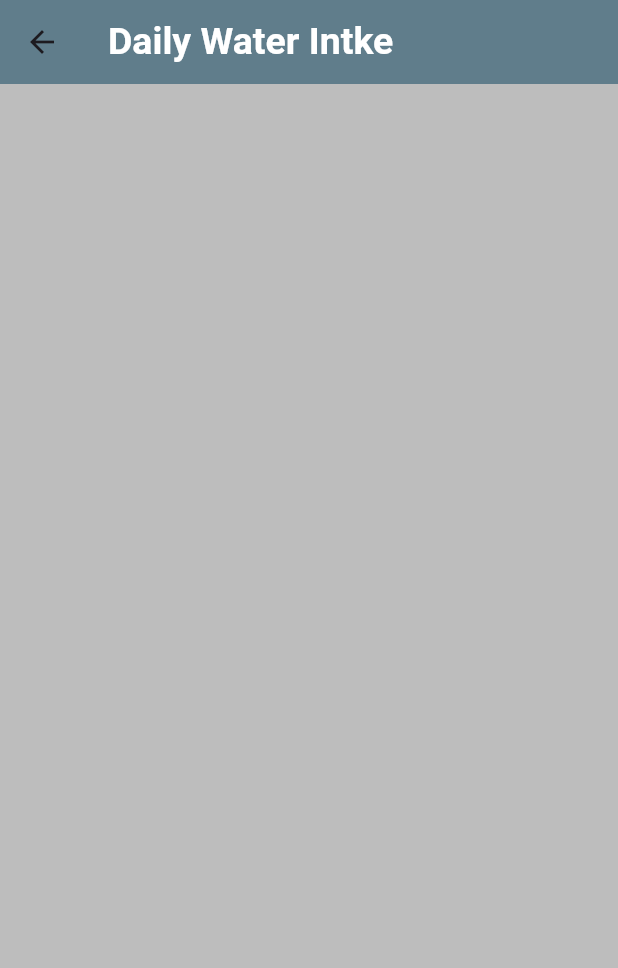
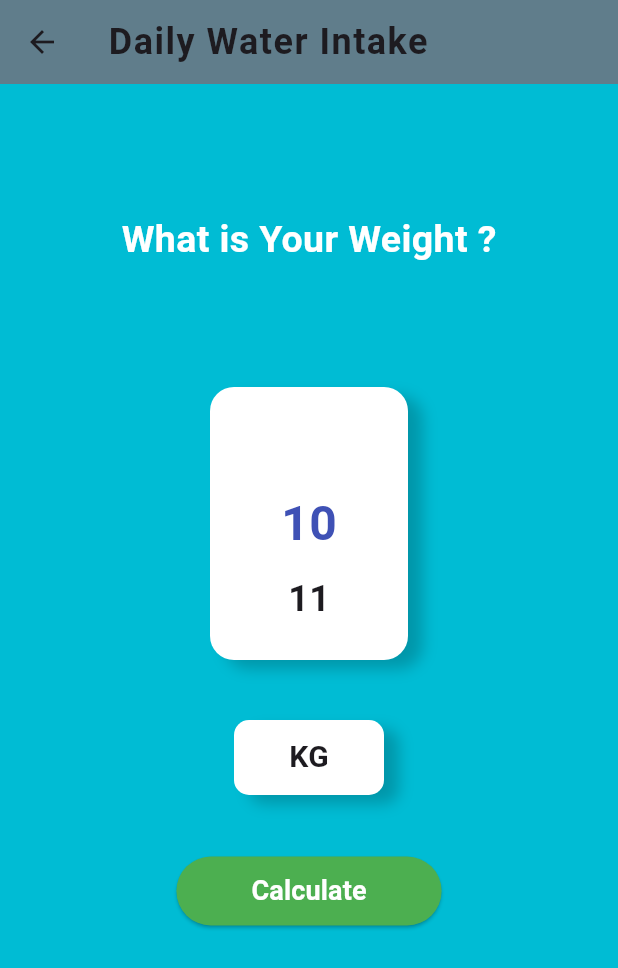
Before and after one commit to AayushxRajput/bmi_calculator, a Flutter app: the DailyWaterIntake screen opened directly, on a phone screen of 412 x 824 dp. Shown: the top 968 px of the screen. Run offline on Flutter 3.47's test engine with Material 3 defaults, Android fonts, the phone set to English and light mode, and no system bars; drawn by our look-alikes of numberpicker; Roboto replaces fonts that are missing (Raleway).

Commit message:
Daily Water Intake  UI Complete

```diff
--- a/lib/home_children/daily_water_intake.dart
+++ b/lib/home_children/daily_water_intake.dart
@@ -1,4 +1,5 @@
 import 'package:flutter/material.dart';
+import 'package:numberpicker/numberpicker.dart';
 
 class DailyWaterIntake extends StatefulWidget {
   const DailyWaterIntake({super.key});
@@ -8,10 +9,14 @@ class DailyWaterIntake extends StatefulWidget {
 }
 
 class _DailyWaterIntakeState extends State<DailyWaterIntake> {
+
+  int _currentValue = 10;
+
+
   @override
   Widget build(BuildContext context) {
     return  Scaffold(
-      backgroundColor: Colors.black26,
+      backgroundColor: Colors.cyan,
       appBar: AppBar(
         leading: IconButton(
           icon: const Icon(Icons.arrow_back),
@@ -20,18 +25,122 @@ class _DailyWaterIntakeState extends State<DailyWaterIntake> {
           },
         ),
         backgroundColor:Colors.blueGrey ,
-        title: const Text(
-          "Daily Water Intke",
-          style: TextStyle(
-            fontSize: 25,
-            fontWeight: FontWeight.bold,
-            color: Colors.white,
+          title: const Text(
+            "Daily Water Intake",
+            style: TextStyle(
+              fontSize: 24,
+              fontWeight: FontWeight.bold,
+              fontFamily: 'Raleway',
+              letterSpacing: 1.0,
+            ),
           ),
-        ),
       ),
 
-      body: Container(
+      body: Padding(
+        padding: const EdgeInsets.all(16.0),
+        child: Column(
+          children: [
 
+
+            //What is Your Weight
+            const SizedBox(height: 70,),
+            const Text(
+              'What is Your Weight ?',
+              style: TextStyle(
+                fontSize: 25,
+                fontWeight: FontWeight.bold,
+                color: Colors.white
+              ),
+            ),
+
+            // NumberPicker
+            const SizedBox(height: 80,),
+            Center(
+              child: Container(
+                decoration: BoxDecoration(
+                  color: Colors.white,
+                  borderRadius: BorderRadius.circular(16),
+                  boxShadow: [
+                    BoxShadow(
+                      color: Colors.black.withOpacity(0.2),
+                      blurRadius: 8,
+                      offset: const Offset(10, 6),
+                    ),
+                  ],
+                ),
+
+                padding: const EdgeInsets.all(16.0),
+                child: NumberPicker(
+                  value: _currentValue,
+                  minValue: 10,
+                  maxValue: 400,
+                  onChanged: (value) => setState(() => _currentValue = value),
+                  textStyle: const TextStyle(
+                    fontFamily: 'Raleway',
+                    fontSize: 24,
+                    fontWeight: FontWeight.bold,
+                  ),
+                  selectedTextStyle: const TextStyle(
+                    color: Colors.indigo,
+                    fontWeight: FontWeight.bold,
+                    fontSize: 32,
+                  ),
+                ),
+              ),
+            ),
+
+            // Text For KG
+            const SizedBox(height: 40,),
+            Container(
+              height: 50,
+              width: 100,
+              decoration: BoxDecoration(
+                borderRadius: BorderRadius.circular(10),
+                  boxShadow: [
+                    BoxShadow(
+                      color: Colors.black.withOpacity(0.2),
+                      blurRadius: 8,
+                      offset: const Offset(10, 6),
+                    ),
+                  ],
+                color: Colors.white
+              ),
+              child: const Center(
+                child:  Text( "KG",
+                  style: TextStyle(
+                    fontSize: 20,
+                    fontWeight: FontWeight.bold,
+                  ),
+                ),
+              ),
+            ),
+
+            // Calculate Button
+            const SizedBox(height: 40,),
+            ElevatedButton(
+              onPressed: () {
+              },
+
+              style: ElevatedButton.styleFrom(
+                backgroundColor: Colors.green,
+                padding: const EdgeInsets.symmetric(horizontal: 50, vertical: 10),
+                shape: RoundedRectangleBorder(
+                  borderRadius: BorderRadius.circular(35),
+                ),
+              ),
+
+              child: const Text(
+                'Calculate',
+                style: TextStyle(
+                  color: Colors.white,
+                  fontSize: 18,
+                  fontWeight: FontWeight.bold,
+                ),
+              ),
+            )
+
+          ],
+        ),
       ),
     );
   }
--- a/pubspec.yaml
+++ b/pubspec.yaml
@@ -36,6 +36,7 @@ dependencies:
   # Use with the CupertinoIcons class for iOS style icons.
   cupertino_icons: ^1.0.2
   onboarding: ^4.0.2
+  numberpicker: ^2.1.2
 
 dev_dependencies:
   flutter_test:
```
Also changed, not shown: pubspec.lock.
